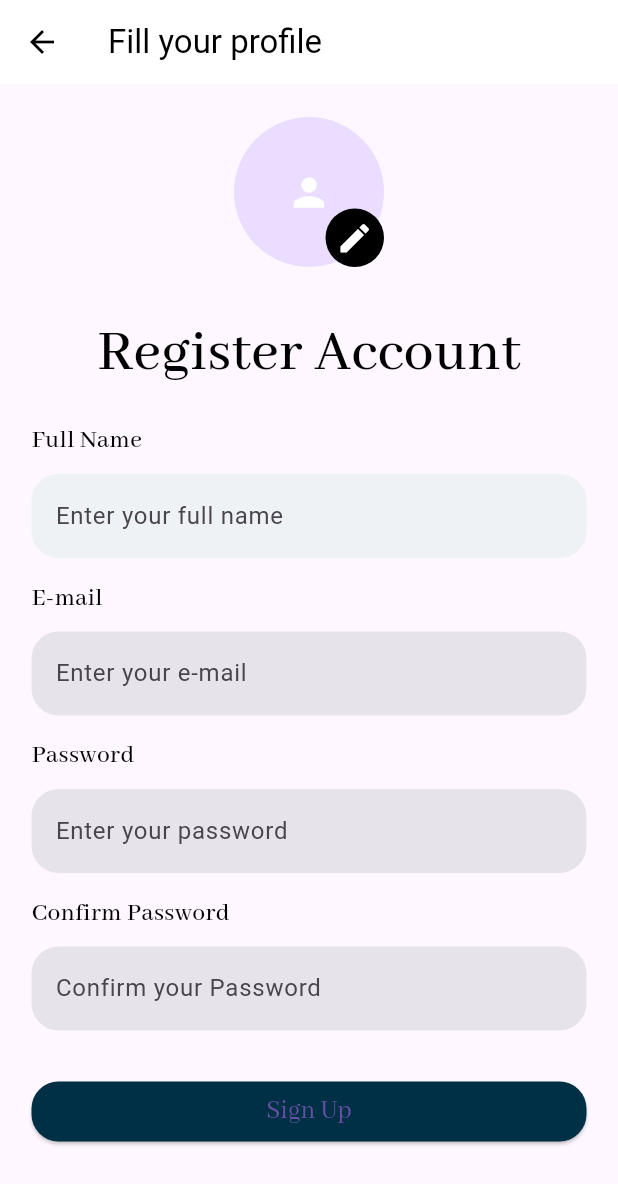
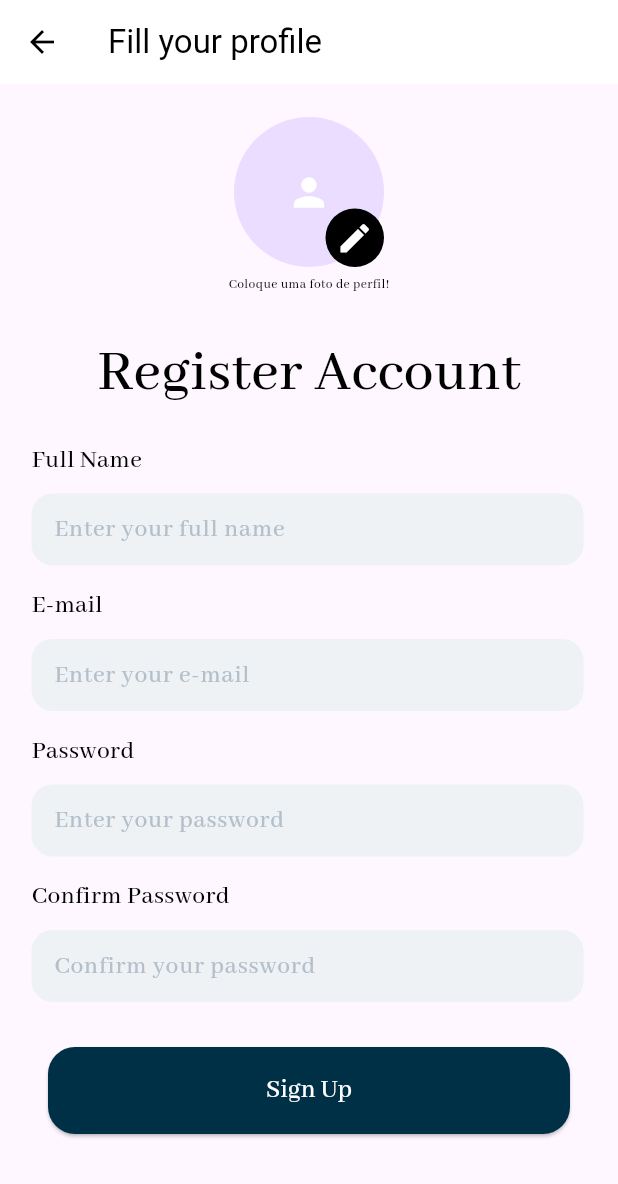
Before and after one commit to renanvolpe/family-farming-app, a Flutter app: the RegisterPage screen opened by its route, on a phone screen of 412 x 824 dp. Shown: the top 1184 px of the screen. Run offline on Flutter 3.47's test engine with Material 2 defaults, Android fonts, the phone set to English and light mode, and no system bars; our stand-ins replace another_flushbar, bloc, dio, flutter_bloc, flutter_map, geolocator and 4 more; accounts and stored records are empty; network calls fail; statements that could not run were skipped.

Commit message:
Atualizando página...

```diff
--- a/lib/modules/authentication/pages/register_page.dart
+++ b/lib/modules/authentication/pages/register_page.dart
@@ -87,10 +87,10 @@ class _RegisterPageState extends State<RegisterPage> {
       appBar: AppBar(
         leading: InkWell(
             onTap: () => Navigator.pop(context),
-            child: const Icon(Icons.arrow_back, color: Colors.black)),
-        title: const Text('Fill your profile',
-            style: TextStyle(color: Colors.black)),
-        backgroundColor: Colors.white,
+            child: Icon(Icons.arrow_back, color: ColorApp.black)),
+        title:
+            Text('Fill your profile', style: TextStyle(color: ColorApp.black)),
+        backgroundColor: ColorApp.white1,
       ),
       body: SingleChildScrollView(
         child: Container(
@@ -116,12 +116,12 @@ class _RegisterPageState extends State<RegisterPage> {
                                   radius: 50,
                                   backgroundColor: ColorApp.blue3,
                                 )
-                              : const CircleAvatar(
+                              : CircleAvatar(
                                   radius: 50,
                                   child: Icon(
                                     Icons.person,
                                     size: 30,
-                                    color: Colors.white,
+                                    color: ColorApp.white1,
                                   ),
                                 ),
                           Positioned(
@@ -133,10 +133,10 @@ class _RegisterPageState extends State<RegisterPage> {
                                 shape: BoxShape.circle,
                               ),
                               padding: const EdgeInsets.all(7),
-                              child: const Icon(
+                              child: Icon(
                                 Icons.edit,
                                 size: 25,
-                                color: Colors.white,
+                                color: ColorApp.white1,
                               ),
                             ),
                           ),
@@ -145,7 +145,23 @@ class _RegisterPageState extends State<RegisterPage> {
                     ),
                   ],
                 ),
-                const SizedBox(height: 29),
+                const SizedBox(height: 5),
+                Row(
+                  mainAxisAlignment: MainAxisAlignment.center,
+                  children: [
+                    Text(
+                      "Coloque uma foto de perfil!",
+                      textAlign: TextAlign.center,
+                      style: TextStyle(
+                        color: ColorApp.black,
+                        fontWeight: FontWeight.w500,
+                        fontFamily: 'Abhaya Libre',
+                        fontSize: 9,
+                      ),
+                    ),
+                  ],
+                ),
+                const SizedBox(height: 24),
                 Row(
                   mainAxisAlignment: MainAxisAlignment.center,
                   children: [
@@ -174,15 +190,26 @@ class _RegisterPageState extends State<RegisterPage> {
                 ),
                 10.sizeH,
                 Container(
+                  alignment: Alignment.center,
+                  width: 368.0,
+                  child: DecoratedBox(
+                    decoration: BoxDecoration(
+                      color: ColorApp.white4,
+                      borderRadius:
+                          const BorderRadius.all(Radius.circular(14.0)),
+                    ),
                     child: TextFormField(
                       controller: _fullNameController,
                       decoration: InputDecoration(
-                      labelText: 'Enter your full name',
-                      fillColor: ColorApp.white4,
-                      filled: true,
-                      border: UnderlineInputBorder(
-                          borderSide: BorderSide.none,
-                          borderRadius: BorderRadius.circular(18)),
+                        contentPadding: const EdgeInsets.only(left: 15),
+                        border: InputBorder.none,
+                        hintText: "Enter your full name",
+                        hintStyle: TextStyle(
+                          color: ColorApp.grey3,
+                          fontSize: 17,
+                          fontWeight: FontWeight.w500,
+                          fontFamily: 'Abhaya Libre',
+                        ),
                       ),
                       validator: (value) {
                         if (value!.isEmpty) {
@@ -190,6 +217,7 @@ class _RegisterPageState extends State<RegisterPage> {
                         }
                         return null;
                       },
+                    ),
                   ),
                 ),
                 15.sizeH,
@@ -204,23 +232,35 @@ class _RegisterPageState extends State<RegisterPage> {
                   ),
                 ),
                 10.sizeH,
-                TextFormField(
+                SizedBox(
+                  width: 368.0,
+                  child: DecoratedBox(
+                    decoration: BoxDecoration(
+                      color: ColorApp.white4,
+                      borderRadius:
+                          const BorderRadius.all(Radius.circular(14.0)),
+                    ),
+                    child: TextFormField(
                       controller: _emailController,
                       decoration: InputDecoration(
-                    labelText: 'Enter your e-mail',
-                    fillColor: ColorApp.grey1,
-                    filled: true,
-                    border: UnderlineInputBorder(
-                        borderSide: BorderSide.none,
-                        borderRadius: BorderRadius.circular(18)),
+                        contentPadding: const EdgeInsets.only(left: 15),
+                        border: InputBorder.none,
+                        hintText: "Enter your e-mail",
+                        hintStyle: TextStyle(
+                          color: ColorApp.grey3,
+                          fontSize: 17,
+                          fontWeight: FontWeight.w500,
+                          fontFamily: 'Abhaya Libre',
+                        ),
                       ),
                       validator: (value) {
                         if (value!.isEmpty) {
                           return 'Enter your e-mail';
                         }
-                    // Aqui você pode adicionar uma validação de formato de e-mail, se desejar.
                         return null;
                       },
+                    ),
+                  ),
                 ),
                 15.sizeH,
                 Text(
@@ -234,16 +274,26 @@ class _RegisterPageState extends State<RegisterPage> {
                   ),
                 ),
                 10.sizeH,
-                TextFormField(
+                SizedBox(
+                  width: 368.0,
+                  child: DecoratedBox(
+                    decoration: BoxDecoration(
+                      color: ColorApp.white4,
+                      borderRadius:
+                          const BorderRadius.all(Radius.circular(14.0)),
+                    ),
+                    child: TextFormField(
                       controller: _passwordController,
-                  obscureText: true,
                       decoration: InputDecoration(
-                    labelText: 'Enter your password',
-                    fillColor: ColorApp.grey1,
-                    filled: true,
-                    border: UnderlineInputBorder(
-                        borderSide: BorderSide.none,
-                        borderRadius: BorderRadius.circular(18)),
+                        contentPadding: const EdgeInsets.only(left: 15),
+                        border: InputBorder.none,
+                        hintText: "Enter your password",
+                        hintStyle: TextStyle(
+                          color: ColorApp.grey3,
+                          fontSize: 17,
+                          fontWeight: FontWeight.w500,
+                          fontFamily: 'Abhaya Libre',
+                        ),
                       ),
                       validator: (value) {
                         if (value!.isEmpty) {
@@ -251,6 +301,8 @@ class _RegisterPageState extends State<RegisterPage> {
                         }
                         return null;
                       },
+                    ),
+                  ),
                 ),
                 15.sizeH,
                 Text(
@@ -265,16 +317,27 @@ class _RegisterPageState extends State<RegisterPage> {
                   ),
                 ),
                 10.sizeH,
-                TextFormField(
+                SizedBox(
+                  width: 368.0,
+                  child: DecoratedBox(
+                    position: DecorationPosition.background,
+                    decoration: BoxDecoration(
+                      color: ColorApp.white4,
+                      borderRadius:
+                          const BorderRadius.all(Radius.circular(14.0)),
+                    ),
+                    child: TextFormField(
                       controller: _confirmPasswordController,
-                  obscureText: true,
                       decoration: InputDecoration(
-                    labelText: 'Confirm your Password',
-                    fillColor: ColorApp.grey1,
-                    filled: true,
-                    border: UnderlineInputBorder(
-                        borderSide: BorderSide.none,
-                        borderRadius: BorderRadius.circular(18)),
+                        contentPadding: const EdgeInsets.only(left: 15),
+                        border: InputBorder.none,
+                        hintText: "Confirm your password",
+                        hintStyle: TextStyle(
+                          color: ColorApp.grey3,
+                          fontSize: 17,
+                          fontWeight: FontWeight.w500,
+                          fontFamily: 'Abhaya Libre',
+                        ),
                       ),
                       validator: (value) {
                         if (value!.isEmpty) {
@@ -286,12 +349,11 @@ class _RegisterPageState extends State<RegisterPage> {
                         return null;
                       },
                     ),
+                  ),
+                ),
                 const SizedBox(height: 30),
-                Row(
-                  mainAxisAlignment: MainAxisAlignment.center,
-                  children: [
-                    Expanded(
-                      child: ElevatedButton(
+                Row(mainAxisAlignment: MainAxisAlignment.center, children: [
+                  ElevatedButton(
                     onPressed: _register,
                     style: ElevatedButton.styleFrom(
                       backgroundColor: ColorApp.blue3,
@@ -301,17 +363,19 @@ class _RegisterPageState extends State<RegisterPage> {
                           fontFamily: 'Abhaya Libre'),
                       shape: RoundedRectangleBorder(
                           borderRadius: BorderRadius.circular(18.0)),
+                      fixedSize: const Size(348, 58),
                     ),
-                        child: Container(
-                            // width: MediaQuery.of(context).size.width*0.4,
-                            child: const Text(
-                          'Sign Up',
-                          textAlign: TextAlign.center,
-                        )),
+                    child: Text(
+                      "Sign Up",
+                      style: TextStyle(
+                        color: ColorApp.white1,
+                        fontWeight: FontWeight.w500,
+                        fontFamily: 'Abhaya Libre',
+                        fontSize: 18,
                       ),
                     ),
-                  ],
-                )
+                  ),
+                ])
               ],
             ),
           ),
```
Lines whose indentation alone changed are shown as unchanged.
